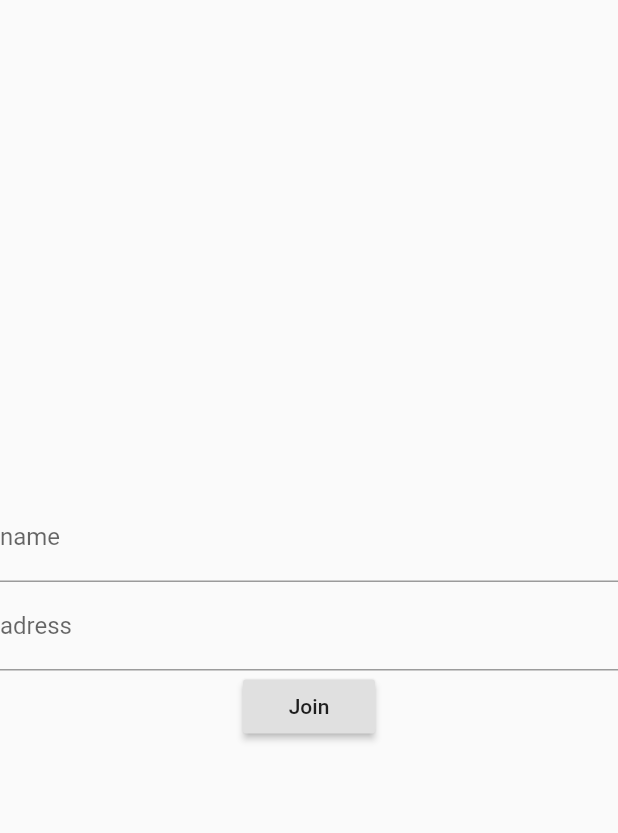
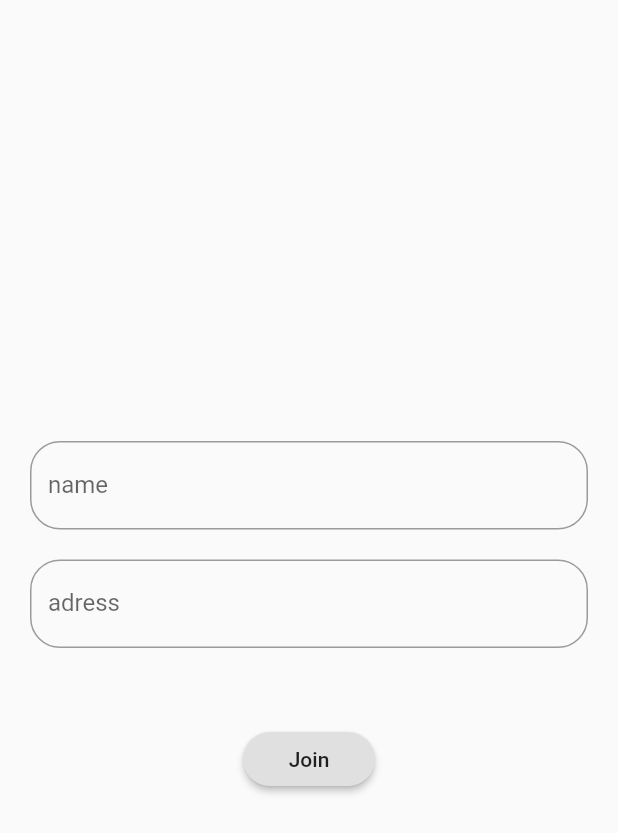
Before and after one commit to gecwayanad/Qtoken, a Flutter app: the JoineData screen opened directly, on a phone screen of 412 x 824 dp. Shown: the top 833 px of the screen. Run offline on Flutter 3.47's test engine with Material 2 defaults, Android fonts, the light colour scheme and no system bars; our stand-ins replace carousel_pro, cloud_firestore, firebase_auth, firebase_core, google_fonts, shared_preferences; accounts and stored records are empty.

Commit message:
ui updated

```diff
--- a/lib/screens/hostDetailsCollection.dart
+++ b/lib/screens/hostDetailsCollection.dart
@@ -20,7 +20,7 @@ class _HostDetailsState extends State<HostDetails> {
   Widget build(BuildContext context) {
     return Scaffold(
       appBar: AppBar(
-        backgroundColor: Colors.white,
+        backgroundColor: Colors.transparent,
         bottomOpacity: 0.0,
         elevation: 0.0,
       ),
--- a/lib/screens/joineData.dart
+++ b/lib/screens/joineData.dart
@@ -17,61 +17,70 @@ class _JoineDataState extends State<JoineData> {
   FirebaseFirestore _firestore = FirebaseFirestore.instance;
   FirebaseAuth _auth = FirebaseAuth.instance;
 
-
-
   TextEditingController nameOfJoinee = TextEditingController();
   TextEditingController adressOfJoinee = TextEditingController();
   @override
   Widget build(BuildContext context) {
-    DocumentReference ref = FirebaseFirestore.instance.collection("organisations").doc(widget.organisationNameForJoin)
-    .collection('que').doc(widget.queueNameForJoin);
+    DocumentReference ref = FirebaseFirestore.instance
+        .collection("organisations")
+        .doc(widget.organisationNameForJoin)
+        .collection('que')
+        .doc(widget.queueNameForJoin);
     CollectionReference joinePersonal = _firestore.collection("users");
     return Scaffold(
-      body:Container(
-        child: Form(child: Column(
+        body: Container(
+      child: Form(
+          child: Column(
         mainAxisAlignment: MainAxisAlignment.center,
         children: [
-            TextFormField(
+          Padding(
+            padding: EdgeInsets.symmetric(horizontal: 20),
+            child: TextFormField(
               controller: nameOfJoinee,
               decoration: InputDecoration(
-                labelText: "name"
+                labelText: "name",
+                border:
+                    OutlineInputBorder(borderRadius: BorderRadius.circular(20)),
               ),
             ),
-            TextFormField(
+          ),
+          Padding(
+            padding: EdgeInsets.fromLTRB(20, 20, 20, 50),
+            child: TextFormField(
               controller: adressOfJoinee,
               decoration: InputDecoration(
-                labelText: "adress"
+                labelText: "adress",
+                border:
+                    OutlineInputBorder(borderRadius: BorderRadius.circular(20)),
               ),
-
             ),
-            RaisedButton(onPressed: ()async{
-
-
+          ),
+          RaisedButton(
+            shape:
+                RoundedRectangleBorder(borderRadius: BorderRadius.circular(20)),
+            onPressed: () async {
               User user = _auth.currentUser;
 
-                 Navigator.push(context, MaterialPageRoute(builder: (_)=> HomePageJoine()));
+              Navigator.push(
+                  context, MaterialPageRoute(builder: (_) => HomePageJoine()));
               // Map data = new Map();
               List dataconvert;
               ref.get().then((value) {
                 final all = value.data();
-                    int dataleng = all.length+1;
-                    all['${dataleng}'] = '${adressOfJoinee.text + '///' +nameOfJoinee.text}';
+                int dataleng = all.length + 1;
+                all['${dataleng}'] =
+                    '${adressOfJoinee.text + '///' + nameOfJoinee.text}';
 
-
-                  ref.set(
-
-                    all
-                  );
-                }).whenComplete((){
-                  Navigator.of(context).pushReplacement(MaterialPageRoute(builder: (_)=> HomePageJoine()));
+                ref.set(all);
+              }).whenComplete(() {
+                Navigator.of(context).pushReplacement(
+                    MaterialPageRoute(builder: (_) => HomePageJoine()));
               });
-
             },
             child: Text("Join"),
           )
         ],
       )),
-      )
-    );
+    ));
   }
 }
```
Also changed, not shown: lib/screens/joineAvailableQUes.dart (+39 -29 lines), lib/screens/joinePage.dart (+40 -33 lines), lib/screens/joinque.dart (+47 -25 lines), asset/images/ticket.png (added). Lines whose indentation alone changed are shown as unchanged.
